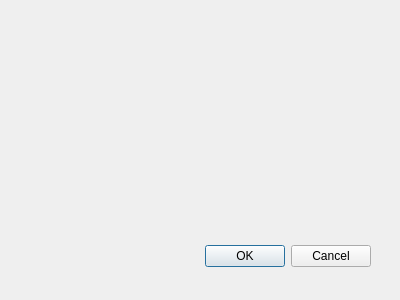
ARDev1161/ZanyaCore, file logic/speech/speechdialog.ui: the form before one commit.
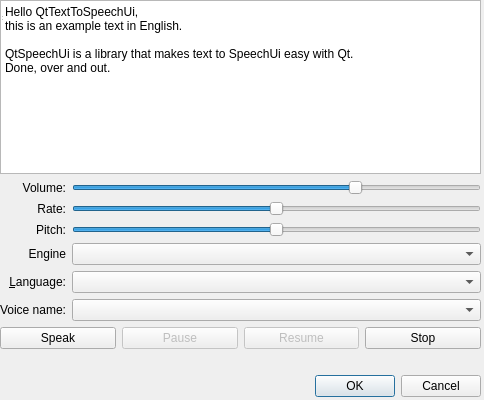
The form after the commit.

```diff
--- a/logic/speech/speechdialog.ui
+++ b/logic/speech/speechdialog.ui
@@ -8,8 +8,8 @@
    <rect>
     <x>0</x>
     <y>0</y>
-    <width>400</width>
-    <height>300</height>
+    <width>484</width>
+    <height>400</height>
    </rect>
   </property>
   <property name="windowTitle">
@@ -18,8 +18,8 @@
   <widget class="QDialogButtonBox" name="buttonBox">
    <property name="geometry">
     <rect>
-     <x>30</x>
-     <y>240</y>
+     <x>140</x>
+     <y>370</y>
      <width>341</width>
      <height>32</height>
     </rect>
@@ -31,6 +31,264 @@
     <set>QDialogButtonBox::Cancel|QDialogButtonBox::Ok</set>
    </property>
   </widget>
+  <widget class="QWidget" name="centralwidget">
+   <property name="geometry">
+    <rect>
+     <x>0</x>
+     <y>0</y>
+     <width>481</width>
+     <height>371</height>
+    </rect>
+   </property>
+   <layout class="QVBoxLayout" name="verticalLayout">
+    <item>
+     <widget class="QPlainTextEdit" name="plainTextEdit">
+      <property name="sizePolicy">
+       <sizepolicy hsizetype="Expanding" vsizetype="Expanding">
+        <horstretch>0</horstretch>
+        <verstretch>0</verstretch>
+       </sizepolicy>
+      </property>
+      <property name="plainText">
+       <string>Hello QtTextToSpeechUi,
+this is an example text in English.
+
+QtSpeechUi is a library that makes text to SpeechUi easy with Qt.
+Done, over and out.</string>
+      </property>
+     </widget>
+    </item>
+    <item>
+     <layout class="QGridLayout" name="gridLayout">
+      <item row="4" column="2">
+       <widget class="QComboBox" name="engine">
+        <property name="sizePolicy">
+         <sizepolicy hsizetype="Expanding" vsizetype="Fixed">
+          <horstretch>0</horstretch>
+          <verstretch>0</verstretch>
+         </sizepolicy>
+        </property>
+       </widget>
+      </item>
+      <item row="1" column="0">
+       <widget class="QLabel" name="label_2">
+        <property name="sizePolicy">
+         <sizepolicy hsizetype="Minimum" vsizetype="Preferred">
+          <horstretch>0</horstretch>
+          <verstretch>0</verstretch>
+         </sizepolicy>
+        </property>
+        <property name="text">
+         <string>Volume:</string>
+        </property>
+        <property name="alignment">
+         <set>Qt::AlignRight|Qt::AlignTrailing|Qt::AlignVCenter</set>
+        </property>
+       </widget>
+      </item>
+      <item row="4" column="0">
+       <widget class="QLabel" name="label_5">
+        <property name="sizePolicy">
+         <sizepolicy hsizetype="Minimum" vsizetype="Preferred">
+          <horstretch>0</horstretch>
+          <verstretch>0</verstretch>
+         </sizepolicy>
+        </property>
+        <property name="text">
+         <string>Engine</string>
+        </property>
+        <property name="alignment">
+         <set>Qt::AlignRight|Qt::AlignTrailing|Qt::AlignVCenter</set>
+        </property>
+       </widget>
+      </item>
+      <item row="2" column="2">
+       <widget class="QSlider" name="rate">
+        <property name="minimum">
+         <number>-10</number>
+        </property>
+        <property name="maximum">
+         <number>10</number>
+        </property>
+        <property name="orientation">
+         <enum>Qt::Horizontal</enum>
+        </property>
+       </widget>
+      </item>
+      <item row="3" column="0">
+       <widget class="QLabel" name="label_3">
+        <property name="sizePolicy">
+         <sizepolicy hsizetype="Minimum" vsizetype="Preferred">
+          <horstretch>0</horstretch>
+          <verstretch>0</verstretch>
+         </sizepolicy>
+        </property>
+        <property name="text">
+         <string>Pitch:</string>
+        </property>
+        <property name="alignment">
+         <set>Qt::AlignRight|Qt::AlignTrailing|Qt::AlignVCenter</set>
+        </property>
+       </widget>
+      </item>
+      <item row="6" column="2">
+       <widget class="QComboBox" name="voice"/>
+      </item>
+      <item row="2" column="0">
+       <widget class="QLabel" name="label">
+        <property name="sizePolicy">
+         <sizepolicy hsizetype="Minimum" vsizetype="Preferred">
+          <horstretch>0</horstretch>
+          <verstretch>0</verstretch>
+         </sizepolicy>
+        </property>
+        <property name="text">
+         <string>Rate:</string>
+        </property>
+        <property name="alignment">
+         <set>Qt::AlignRight|Qt::AlignTrailing|Qt::AlignVCenter</set>
+        </property>
+       </widget>
+      </item>
+      <item row="3" column="2">
+       <widget class="QSlider" name="pitch">
+        <property name="minimum">
+         <number>-10</number>
+        </property>
+        <property name="maximum">
+         <number>10</number>
+        </property>
+        <property name="singleStep">
+         <number>1</number>
+        </property>
+        <property name="orientation">
+         <enum>Qt::Horizontal</enum>
+        </property>
+       </widget>
+      </item>
+      <item row="5" column="2">
+       <widget class="QComboBox" name="language">
+        <property name="sizePolicy">
+         <sizepolicy hsizetype="Expanding" vsizetype="Fixed">
+          <horstretch>0</horstretch>
+          <verstretch>0</verstretch>
+         </sizepolicy>
+        </property>
+       </widget>
+      </item>
+      <item row="6" column="0">
+       <widget class="QLabel" name="label_6">
+        <property name="text">
+         <string>Voice name:</string>
+        </property>
+        <property name="alignment">
+         <set>Qt::AlignRight|Qt::AlignTrailing|Qt::AlignVCenter</set>
+        </property>
+       </widget>
+      </item>
+      <item row="1" column="2">
+       <widget class="QSlider" name="volume">
+        <property name="maximum">
+         <number>100</number>
+        </property>
+        <property name="singleStep">
+         <number>5</number>
+        </property>
+        <property name="pageStep">
+         <number>20</number>
+        </property>
+        <property name="value">
+         <number>70</number>
+        </property>
+        <property name="orientation">
+         <enum>Qt::Horizontal</enum>
+        </property>
+       </widget>
+      </item>
+      <item row="5" column="0">
+       <widget class="QLabel" name="label_4">
+        <property name="sizePolicy">
+         <sizepolicy hsizetype="Minimum" vsizetype="Preferred">
+          <horstretch>0</horstretch>
+          <verstretch>0</verstretch>
+         </sizepolicy>
+        </property>
+        <property name="text">
+         <string>&amp;Language:</string>
+        </property>
+        <property name="alignment">
+         <set>Qt::AlignRight|Qt::AlignTrailing|Qt::AlignVCenter</set>
+        </property>
+        <property name="buddy">
+         <cstring>language</cstring>
+        </property>
+       </widget>
+      </item>
+     </layout>
+    </item>
+    <item>
+     <layout class="QHBoxLayout" name="horizontalLayout">
+      <item>
+       <widget class="QPushButton" name="speakButton">
+        <property name="text">
+         <string>Speak</string>
+        </property>
+       </widget>
+      </item>
+      <item>
+       <widget class="QPushButton" name="pauseButton">
+        <property name="enabled">
+         <bool>false</bool>
+        </property>
+        <property name="text">
+         <string>Pause</string>
+        </property>
+       </widget>
+      </item>
+      <item>
+       <widget class="QPushButton" name="resumeButton">
+        <property name="enabled">
+         <bool>false</bool>
+        </property>
+        <property name="text">
+         <string>Resume</string>
+        </property>
+       </widget>
+      </item>
+      <item>
+       <widget class="QPushButton" name="stopButton">
+        <property name="text">
+         <string>Stop</string>
+        </property>
+       </widget>
+      </item>
+     </layout>
+    </item>
+    <item>
+     <spacer name="verticalSpacer">
+      <property name="orientation">
+       <enum>Qt::Vertical</enum>
+      </property>
+      <property name="sizeHint" stdset="0">
+       <size>
+        <width>20</width>
+        <height>40</height>
+       </size>
+      </property>
+     </spacer>
+    </item>
+   </layout>
+  </widget>
+  <widget class="QStatusBar" name="statusbar">
+   <property name="geometry">
+    <rect>
+     <x>0</x>
+     <y>0</y>
+     <width>3</width>
+     <height>22</height>
+    </rect>
+   </property>
+  </widget>
  </widget>
  <pixmapfunction/>
  <resources/>
```
Left out of the diff: 5 changed lines with no effect on the pictures.
